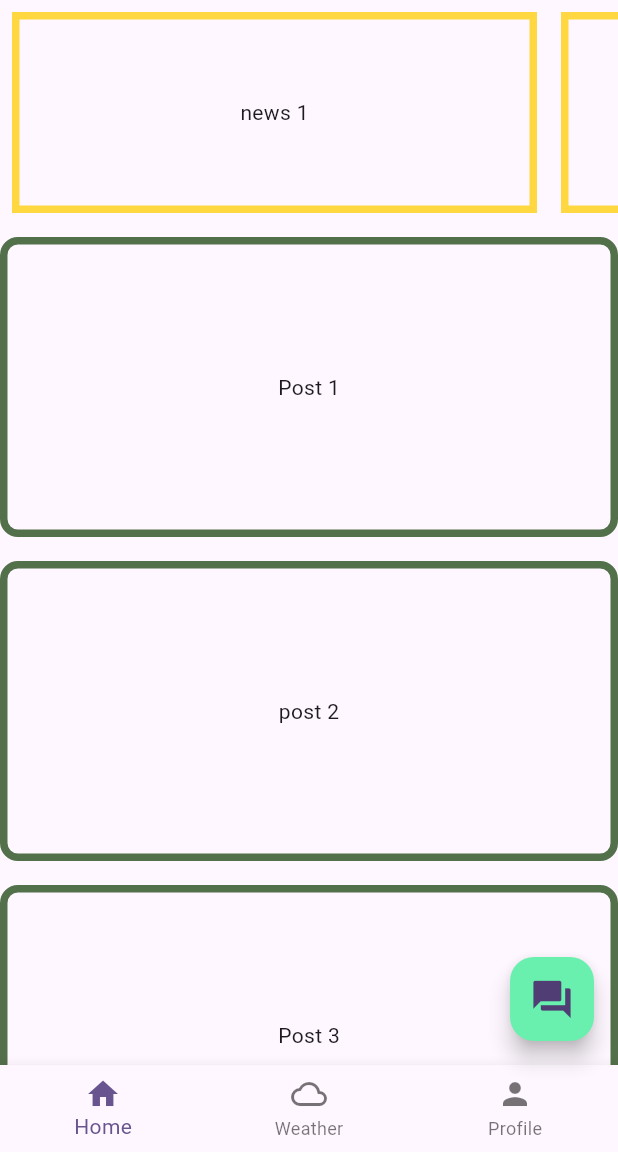
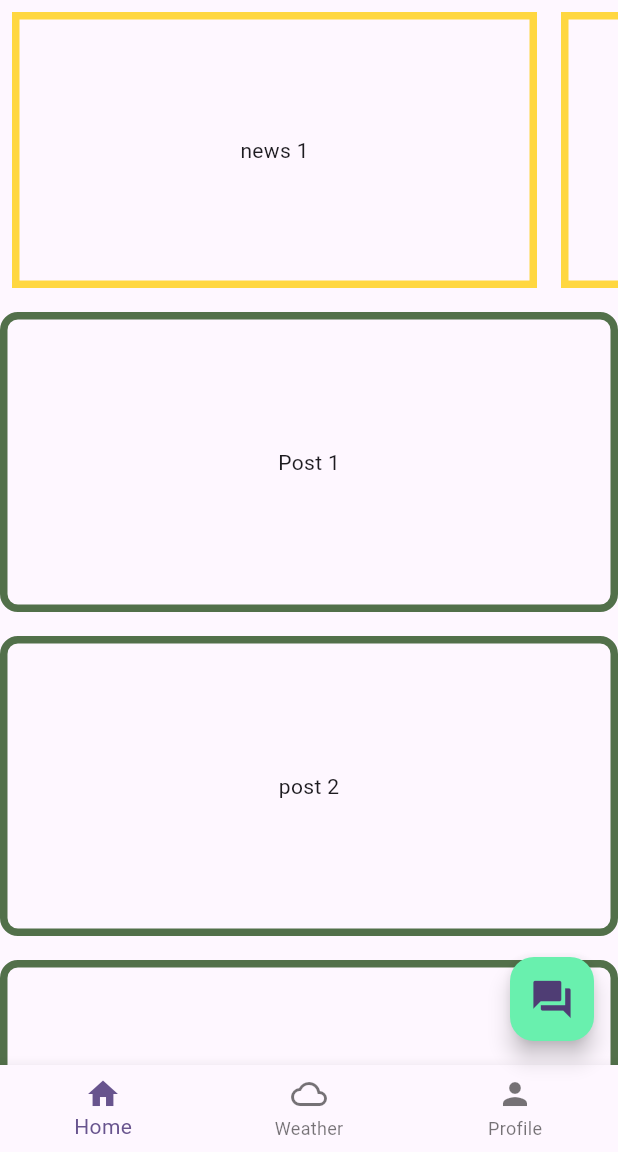
Before and after one commit to sharadbisi/Farmers-Empowerment, a Flutter app: the screen it shows after launch, on a phone screen of 412 x 824 dp, the part 84-1236 px from its top. Run offline on Flutter 3.47's test engine with Material 3 defaults, Android fonts, the phone set to English and light mode, and no system bars.

Commit message:
adding setstate

```diff
--- a/lib/home_page.dart
+++ b/lib/home_page.dart
@@ -12,7 +12,7 @@ class Homepage extends StatefulWidget {
 }
 
 class _HomepageState extends State<Homepage> {
-  int _currindex = 0;
+  var _currindex = 0;
 
     // defining my screens
   final List<Widget> _screens = [
@@ -46,8 +46,8 @@ class _HomepageState extends State<Homepage> {
       body: Column(
         children: [
           //news scroll
-          Container(
-            height: 150,
+          SizedBox(
+            height: 200,
             child: ListView.builder(
               itemCount: _news.length,
               scrollDirection: Axis.horizontal,
@@ -69,15 +69,17 @@ class _HomepageState extends State<Homepage> {
                 );
               },
             ),
-          )
+          ),
+          // _screens.elementAt(_currIndex),
         ],
       ),
       bottomNavigationBar: BottomNavigationBar(
         currentIndex: _currindex,
         onTap: (value) {
+          setState(() {
           _currindex = value;
-          // return _screens.elementAt(_currIndex),
           print('Tapped on the index number ${_currindex}');
+          });
         },
         items: const [
           BottomNavigationBarItem(
```
